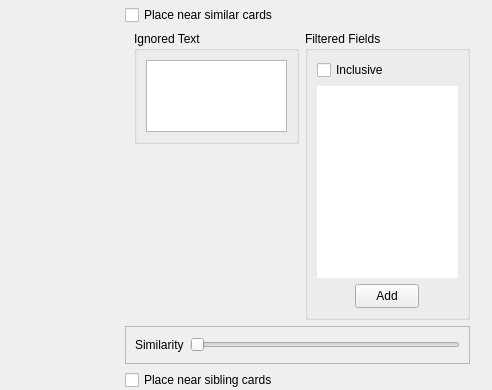
Qt form res/ui/actions_form.ui (iamjustkoi/LeechToolkit) before a commit; both pictures show x 0 to 492 and y 485 to 875 of the 492 by 875 pixel window.
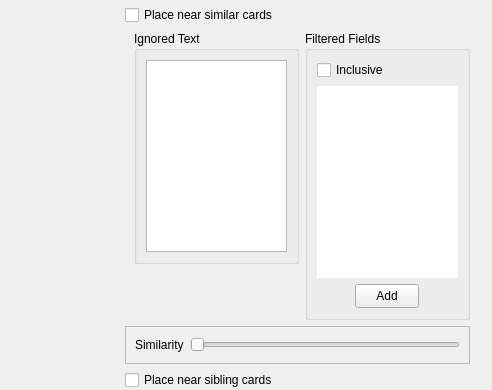
The same form after that commit. Custom widgets are drawn as their Qt base class.

Commit message: Implemented some default button clicks

What changed in the file:
```diff
--- a/res/ui/actions_form.ui
+++ b/res/ui/actions_form.ui
@@ -345,7 +345,7 @@
                                                                                   </property>
                                                                                   <property name="sizeAdjustPolicy">
                                                                                       <enum>
-                                                                                          QAbstractScrollArea::AdjustToContentsOnFirstShow
+                                                                                          QAbstractScrollArea::AdjustIgnored
                                                                                       </enum>
                                                                                   </property>
                                                                                   <property name="tabChangesFocus">
```
Left out of the diff: 2 changed lines with no effect on the pictures. Lines whose indentation alone changed are shown as unchanged. The commit also changes 2 other files.
